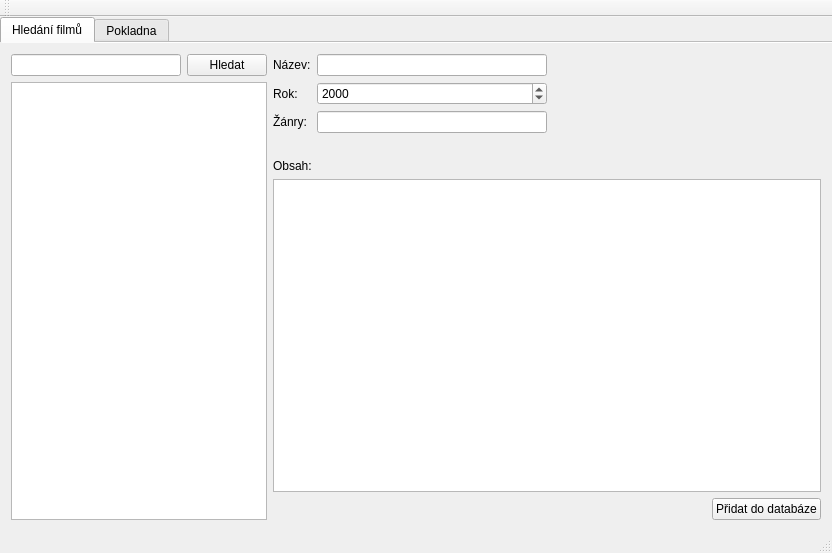
This is mainwindow.ui in darmonlor/KUMovie as Qt 5 draws it before an edit. The edited form follows.
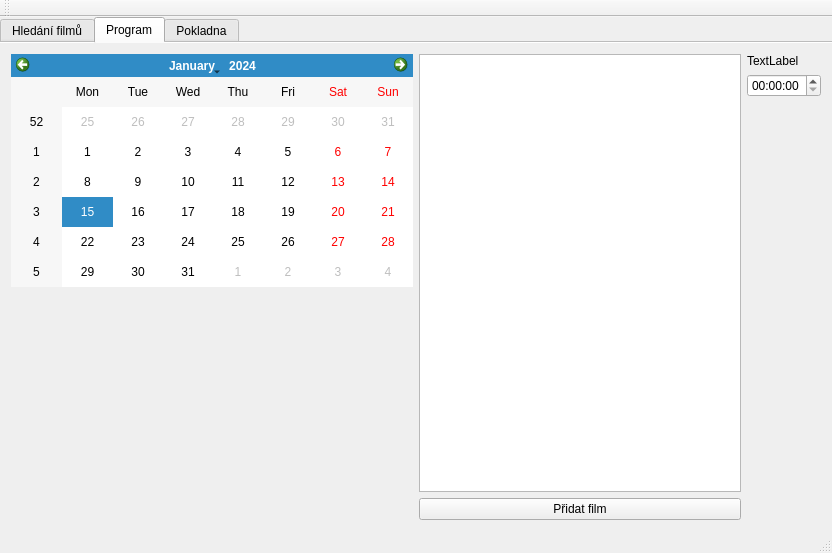
This is the edited form.

Diff of the .ui file:
```diff
--- a/mainwindow.ui
+++ b/mainwindow.ui
@@ -33,7 +33,7 @@
     <item>
      <widget class="QTabWidget" name="tabWidget">
       <property name="currentIndex">
-       <number>0</number>
+       <number>1</number>
       </property>
       <property name="documentMode">
        <bool>true</bool>
@@ -184,6 +184,70 @@
         </item>
        </layout>
       </widget>
+      <widget class="QWidget" name="tab_3">
+       <attribute name="title">
+        <string>Program</string>
+       </attribute>
+       <layout class="QHBoxLayout" name="horizontalLayout_6">
+        <item>
+         <layout class="QVBoxLayout" name="verticalLayout_3">
+          <item>
+           <widget class="QCalendarWidget" name="calendarWidget">
+            <property name="gridVisible">
+             <bool>false</bool>
+            </property>
+           </widget>
+          </item>
+          <item>
+           <spacer name="verticalSpacer">
+            <property name="orientation">
+             <enum>Qt::Vertical</enum>
+            </property>
+            <property name="sizeHint" stdset="0">
+             <size>
+              <width>20</width>
+              <height>40</height>
+             </size>
+            </property>
+           </spacer>
+          </item>
+         </layout>
+        </item>
+        <item>
+         <layout class="QGridLayout" name="gridLayout">
+          <item row="3" column="0">
+           <widget class="QPushButton" name="pushButton">
+            <property name="text">
+             <string>Přidat film</string>
+            </property>
+           </widget>
+          </item>
+          <item row="0" column="0" rowspan="3">
+           <widget class="QListWidget" name="listWidget"/>
+          </item>
+          <item row="1" column="1">
+           <widget class="QTimeEdit" name="timeEdit"/>
+          </item>
+          <item row="0" column="1">
+           <widget class="QLabel" name="label_5">
+            <property name="sizePolicy">
+             <sizepolicy hsizetype="Minimum" vsizetype="Fixed">
+              <horstretch>0</horstretch>
+              <verstretch>0</verstretch>
+             </sizepolicy>
+            </property>
+            <property name="text">
+             <string>TextLabel</string>
+            </property>
+            <property name="scaledContents">
+             <bool>false</bool>
+            </property>
+           </widget>
+          </item>
+         </layout>
+        </item>
+       </layout>
+      </widget>
       <widget class="QWidget" name="tab_2">
        <attribute name="title">
         <string>Pokladna</string>
```
Left out of the diff: 6 changed lines with no effect on the pictures.
